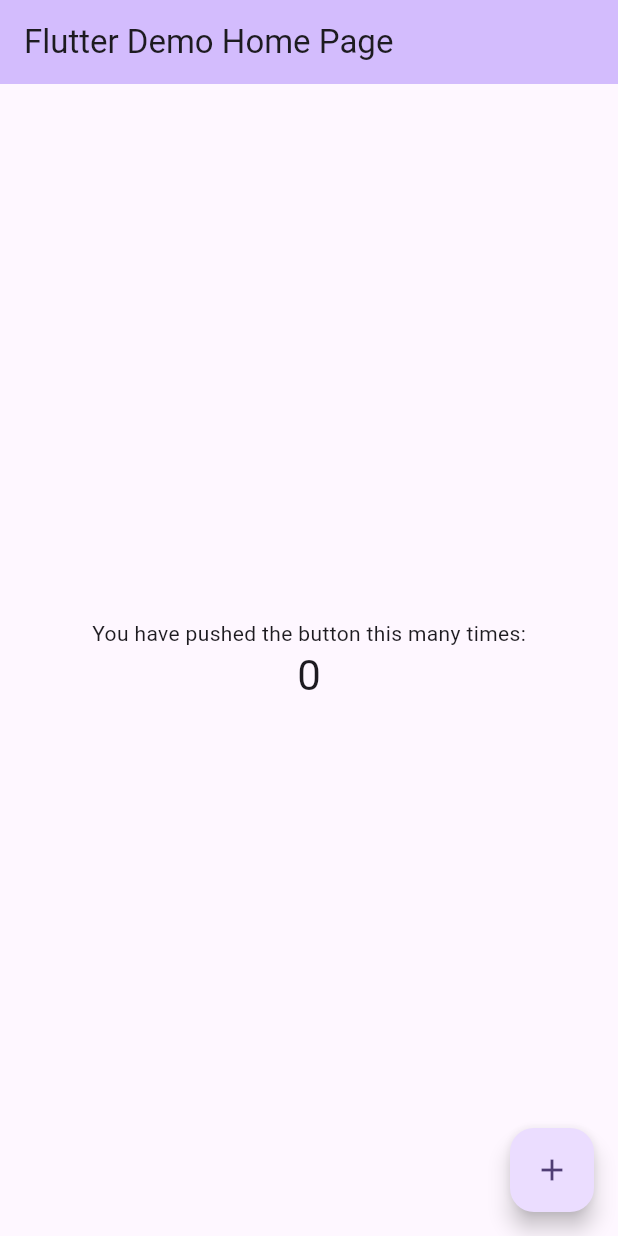
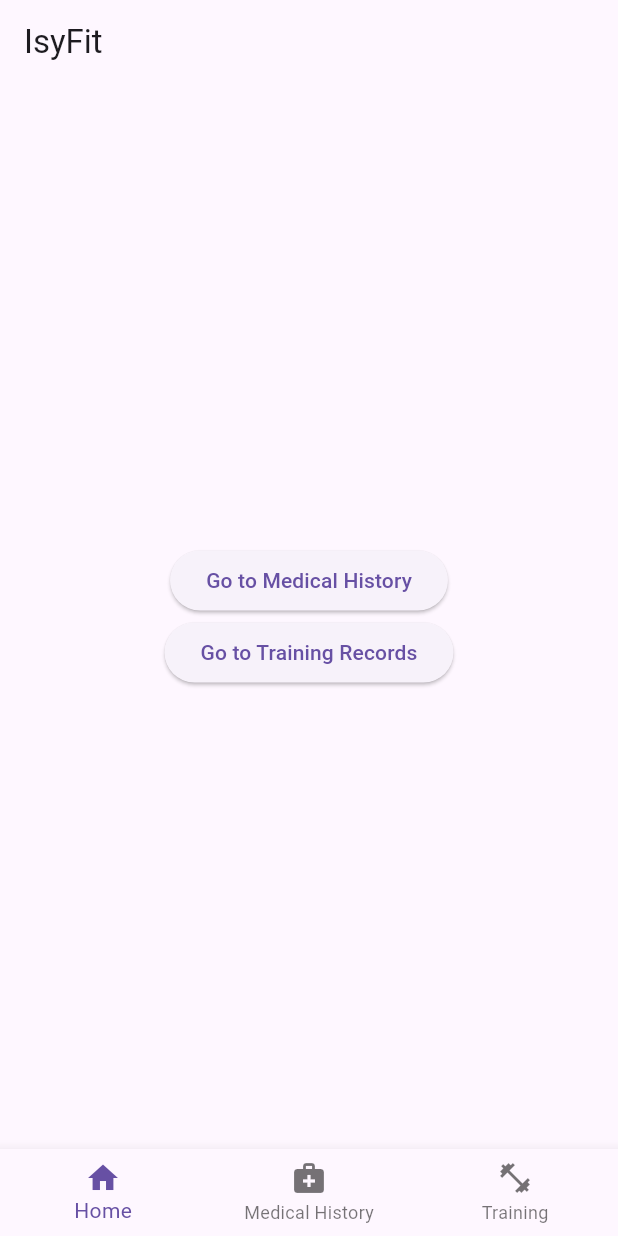
Before and after one commit to PedemonteGiacomo/ISYFIT, a Flutter app: the screen it shows after launch, on a phone screen of 412 x 824 dp. Run offline on Flutter 3.47's test engine with Material 3 defaults, Android fonts, the phone set to English and light mode, and no system bars.

Commit message:
Refactor application structure and add main screens for user navigation to obtain a first impression ISYFIT

```diff
--- a/lib/main.dart
+++ b/lib/main.dart
@@ -1,125 +1,55 @@
 import 'package:flutter/material.dart';
+import 'screens/home_screen.dart';
+import 'screens/medical_history_screen.dart';
+import 'screens/training_records_screen.dart';
+import 'widgets/navigation_bar.dart' as navbar;
 
 void main() {
-  runApp(const MyApp());
+  runApp(IsyFitApp());
 }
 
-class MyApp extends StatelessWidget {
-  const MyApp({super.key});
-
-  // This widget is the root of your application.
+class IsyFitApp extends StatelessWidget {
   @override
   Widget build(BuildContext context) {
     return MaterialApp(
-      title: 'Flutter Demo',
+      title: 'IsyFit',
       theme: ThemeData(
-        // This is the theme of your application.
-        //
-        // TRY THIS: Try running your application with "flutter run". You'll see
-        // the application has a purple toolbar. Then, without quitting the app,
-        // try changing the seedColor in the colorScheme below to Colors.green
-        // and then invoke "hot reload" (save your changes or press the "hot
-        // reload" button in a Flutter-supported IDE, or press "r" if you used
-        // the command line to start the app).
-        //
-        // Notice that the counter didn't reset back to zero; the application
-        // state is not lost during the reload. To reset the state, use hot
-        // restart instead.
-        //
-        // This works for code too, not just values: Most code changes can be
-        // tested with just a hot reload.
-        colorScheme: ColorScheme.fromSeed(seedColor: Colors.deepPurple),
-        useMaterial3: true,
+        primarySwatch: Colors.blue,
       ),
-      home: const MyHomePage(title: 'Flutter Demo Home Page'),
+      home: MainLayout(),
     );
   }
 }
 
-class MyHomePage extends StatefulWidget {
-  const MyHomePage({super.key, required this.title});
-
-  // This widget is the home page of your application. It is stateful, meaning
-  // that it has a State object (defined below) that contains fields that affect
-  // how it looks.
-
-  // This class is the configuration for the state. It holds the values (in this
-  // case the title) provided by the parent (in this case the App widget) and
-  // used by the build method of the State. Fields in a Widget subclass are
-  // always marked "final".
-
-  final String title;
-
+class MainLayout extends StatefulWidget {
   @override
-  State<MyHomePage> createState() => _MyHomePageState();
+  _MainLayoutState createState() => _MainLayoutState();
 }
 
-class _MyHomePageState extends State<MyHomePage> {
-  int _counter = 0;
+class _MainLayoutState extends State<MainLayout> {
+  int _currentIndex = 0;
 
-  void _incrementCounter() {
-    setState(() {
-      // This call to setState tells the Flutter framework that something has
-      // changed in this State, which causes it to rerun the build method below
-      // so that the display can reflect the updated values. If we changed
-      // _counter without calling setState(), then the build method would not be
-      // called again, and so nothing would appear to happen.
-      _counter++;
-    });
-  }
+  final List<Widget> _screens = [
+    HomeScreen(),
+    MedicalHistoryScreen(),
+    TrainingRecordsScreen(),
+  ];
 
   @override
   Widget build(BuildContext context) {
-    // This method is rerun every time setState is called, for instance as done
-    // by the _incrementCounter method above.
-    //
-    // The Flutter framework has been optimized to make rerunning build methods
-    // fast, so that you can just rebuild anything that needs updating rather
-    // than having to individually change instances of widgets.
     return Scaffold(
       appBar: AppBar(
-        // TRY THIS: Try changing the color here to a specific color (to
-        // Colors.amber, perhaps?) and trigger a hot reload to see the AppBar
-        // change color while the other colors stay the same.
-        backgroundColor: Theme.of(context).colorScheme.inversePrimary,
-        // Here we take the value from the MyHomePage object that was created by
-        // the App.build method, and use it to set our appbar title.
-        title: Text(widget.title),
+        title: Text("IsyFit"),
       ),
-      body: Center(
-        // Center is a layout widget. It takes a single child and positions it
-        // in the middle of the parent.
-        child: Column(
-          // Column is also a layout widget. It takes a list of children and
-          // arranges them vertically. By default, it sizes itself to fit its
-          // children horizontally, and tries to be as tall as its parent.
-          //
-          // Column has various properties to control how it sizes itself and
-          // how it positions its children. Here we use mainAxisAlignment to
-          // center the children vertically; the main axis here is the vertical
-          // axis because Columns are vertical (the cross axis would be
-          // horizontal).
-          //
-          // TRY THIS: Invoke "debug painting" (choose the "Toggle Debug Paint"
-          // action in the IDE, or press "p" in the console), to see the
-          // wireframe for each widget.
-          mainAxisAlignment: MainAxisAlignment.center,
-          children: <Widget>[
-            const Text(
-              'You have pushed the button this many times:',
-            ),
-            Text(
-              '$_counter',
-              style: Theme.of(context).textTheme.headlineMedium,
-            ),
-          ],
-        ),
+      body: _screens[_currentIndex],
+      bottomNavigationBar: navbar.NavigationBar(
+        currentIndex: _currentIndex,
+        onIndexChanged: (index) {
+          setState(() {
+            _currentIndex = index;
+          });
+        },
       ),
-      floatingActionButton: FloatingActionButton(
-        onPressed: _incrementCounter,
-        tooltip: 'Increment',
-        child: const Icon(Icons.add),
-      ), // This trailing comma makes auto-formatting nicer for build methods.
     );
   }
 }
--- /dev/null
+++ b/lib/screens/home_Screen.dart
@@ -0,0 +1,34 @@
+import 'package:flutter/material.dart';
+import 'medical_history_screen.dart';
+import 'training_records_screen.dart';
+
+class HomeScreen extends StatelessWidget {
+  @override
+  Widget build(BuildContext context) {
+    return Center(
+      child: Column(
+        mainAxisAlignment: MainAxisAlignment.center,
+        children: [
+          ElevatedButton(
+            onPressed: () {
+              Navigator.push(
+                context,
+                MaterialPageRoute(builder: (context) => MedicalHistoryScreen()),
+              );
+            },
+            child: Text('Go to Medical History'),
+          ),
+          ElevatedButton(
+            onPressed: () {
+              Navigator.push(
+                context,
+                MaterialPageRoute(builder: (context) => TrainingRecordsScreen()),
+              );
+            },
+            child: Text('Go to Training Records'),
+          ),
+        ],
+      ),
+    );
+  }
+}
--- /dev/null
+++ b/lib/utils/constants.dart
@@ -0,0 +1,2 @@
+const String appName = "IsyFit";
+const double padding = 16.0;
--- /dev/null
+++ b/lib/widgets/navigation_bar.dart
@@ -0,0 +1,30 @@
+import 'package:flutter/material.dart';
+
+class NavigationBar extends StatelessWidget {
+  final int currentIndex;
+  final Function(int) onIndexChanged;
+
+  NavigationBar({required this.currentIndex, required this.onIndexChanged});
+
+  @override
+  Widget build(BuildContext context) {
+    return BottomNavigationBar(
+      currentIndex: currentIndex,
+      onTap: onIndexChanged,
+      items: const [
+        BottomNavigationBarItem(
+          icon: Icon(Icons.home),
+          label: 'Home',
+        ),
+        BottomNavigationBarItem(
+          icon: Icon(Icons.medical_services),
+          label: 'Medical History',
+        ),
+        BottomNavigationBarItem(
+          icon: Icon(Icons.fitness_center),
+          label: 'Training',
+        ),
+      ],
+    );
+  }
+}
```
Also changed, not shown: lib/screens/medical_history_screen.dart (added, +18 -0 lines), lib/screens/training_records_screen.dart (added, +18 -0 lines), lib/models/user_model.dart (added), lib/providers/app_state.dart (added), lib/services/api_service.dart (added), lib/widgets/custom_button.dart (added), 1 other file.
